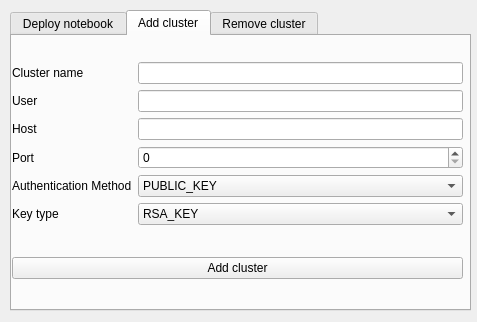
Before: the Qt Designer form widgets_templates/gui.ui in intdata-bsc/idact-gui, drawn with Qt 5.
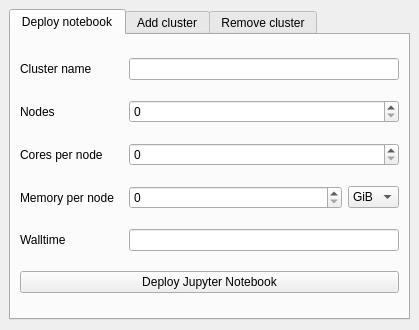
After: the same form once the commit is applied. The open tabs and pages were chosen to show the change.

Commit message: Refactor GUI template and add unit button box

What changed in the file:
```diff
--- a/widgets_templates/gui.ui
+++ b/widgets_templates/gui.ui
@@ -6,267 +6,232 @@
    <rect>
     <x>0</x>
     <y>0</y>
-    <width>477</width>
-    <height>322</height>
+    <width>419</width>
+    <height>330</height>
    </rect>
   </property>
   <property name="windowTitle">
-   <string>Form</string>
+   <string>Idact GUI</string>
   </property>
-  <widget class="QWidget" name="verticalLayoutWidget">
+  <widget class="QTabWidget" name="tabWidget">
    <property name="geometry">
     <rect>
-     <x>10</x>
-     <y>10</y>
-     <width>461</width>
-     <height>301</height>
+     <x>9</x>
+     <y>9</y>
+     <width>401</width>
+     <height>311</height>
     </rect>
    </property>
-   <layout class="QVBoxLayout" name="verticalLayout">
-    <item>
-     <widget class="QTabWidget" name="Tab">
       <property name="currentIndex">
        <number>0</number>
       </property>
-      <property name="tabBarAutoHide">
-       <bool>false</bool>
-      </property>
       <widget class="QWidget" name="deploy_notebook_tab">
        <attribute name="title">
         <string>Deploy notebook</string>
        </attribute>
-       <widget class="QWidget" name="gridLayoutWidget_2">
-        <property name="geometry">
-         <rect>
-          <x>0</x>
-          <y>0</y>
-          <width>451</width>
-          <height>271</height>
-         </rect>
-        </property>
         <layout class="QGridLayout" name="gridLayout_2">
-         <item row="1" column="0">
+     <item row="7" column="0" colspan="4">
           <widget class="QPushButton" name="deploy_button">
            <property name="text">
             <string>Deploy Jupyter Notebook</string>
            </property>
           </widget>
          </item>
+     <item row="4" column="0">
+      <widget class="QLabel" name="memory_label">
+       <property name="text">
+        <string>Memory per node</string>
+       </property>
+      </widget>
+     </item>
          <item row="0" column="0">
-          <layout class="QHBoxLayout" name="horizontalLayout_2">
-           <item>
-            <layout class="QVBoxLayout" name="verticalLayout_4">
-             <item>
               <widget class="QLabel" name="cluster_name_deployn_label">
                <property name="text">
                 <string>Cluster name</string>
                </property>
               </widget>
              </item>
-             <item>
+     <item row="1" column="0">
               <widget class="QLabel" name="nodes_label">
                <property name="text">
                 <string>Nodes</string>
                </property>
               </widget>
              </item>
-             <item>
+     <item row="2" column="0">
               <widget class="QLabel" name="cores_label">
                <property name="text">
                 <string>Cores per node</string>
                </property>
               </widget>
              </item>
-             <item>
-              <widget class="QLabel" name="memory_label">
-               <property name="text">
-                <string>Memory per node (GiB)</string>
-               </property>
-              </widget>
-             </item>
-             <item>
+     <item row="6" column="0">
               <widget class="QLabel" name="walltime_label">
+       <property name="maximumSize">
+        <size>
+         <width>139</width>
+         <height>16777215</height>
+        </size>
+       </property>
                <property name="text">
                 <string>Walltime</string>
                </property>
               </widget>
              </item>
-            </layout>
+     <item row="4" column="3">
+      <widget class="QComboBox" name="memory_unit_box">
+       <property name="sizePolicy">
+        <sizepolicy hsizetype="Fixed" vsizetype="Fixed">
+         <horstretch>0</horstretch>
+         <verstretch>0</verstretch>
+        </sizepolicy>
+       </property>
+       <item>
+        <property name="text">
+         <string>GiB</string>
+        </property>
            </item>
            <item>
-            <layout class="QVBoxLayout" name="verticalLayout_5">
-             <item>
-              <widget class="QLineEdit" name="cluster_name_deployn_edit"/>
+        <property name="text">
+         <string>MiB</string>
+        </property>
              </item>
              <item>
-              <widget class="QSpinBox" name="nodes_edit"/>
+        <property name="text">
+         <string>TiB</string>
+        </property>
              </item>
              <item>
+        <property name="text">
+         <string>PiB</string>
+        </property>
+       </item>
+      </widget>
+     </item>
+     <item row="2" column="1" colspan="3">
               <widget class="QSpinBox" name="cores_edit"/>
              </item>
-             <item>
-              <widget class="QSpinBox" name="memory_edit"/>
-             </item>
-             <item>
+     <item row="1" column="1" colspan="3">
+      <widget class="QSpinBox" name="nodes_edit"/>
+     </item>
+     <item row="0" column="1" colspan="3">
+      <widget class="QLineEdit" name="cluster_name_deployn_edit"/>
+     </item>
+     <item row="6" column="1" colspan="3">
               <widget class="QLineEdit" name="walltime_edit"/>
              </item>
-            </layout>
-           </item>
-          </layout>
-         </item>
-        </layout>
-       </widget>
+     <item row="4" column="1" colspan="2">
+      <widget class="QSpinBox" name="memory_edit"/>
+     </item>
+    </layout>
       </widget>
       <widget class="QWidget" name="add_cluster_tab">
        <attribute name="title">
         <string>Add cluster</string>
        </attribute>
-       <widget class="QWidget" name="gridLayoutWidget">
-        <property name="geometry">
-         <rect>
-          <x>0</x>
-          <y>0</y>
-          <width>451</width>
-          <height>271</height>
-         </rect>
-        </property>
-        <layout class="QGridLayout" name="gridLayout">
-         <item row="2" column="0">
-          <widget class="QPushButton" name="add_cluster_button">
+    <layout class="QGridLayout" name="gridLayout_3">
+     <item row="6" column="2">
+      <widget class="QComboBox" name="key_type_box">
+       <item>
            <property name="text">
-            <string>Add cluster</string>
-           </property>
-          </widget>
-         </item>
-         <item row="1" column="0">
-          <layout class="QHBoxLayout" name="horizontalLayout">
+         <string>RSA_KEY</string>
+        </property>
+       </item>
+      </widget>
+     </item>
+     <item row="0" column="2">
+      <widget class="QLineEdit" name="cluster_name_addc_edit"/>
+     </item>
+     <item row="5" column="2">
+      <widget class="QComboBox" name="auth_method_box">
            <item>
-            <layout class="QVBoxLayout" name="verticalLayout_2">
+        <property name="text">
+         <string>PUBLIC_KEY</string>
+        </property>
+       </item>
              <item>
+        <property name="text">
+         <string>ASK_EVERYTIME</string>
+        </property>
+       </item>
+      </widget>
+     </item>
+     <item row="4" column="2">
+      <widget class="QSpinBox" name="port_edit"/>
+     </item>
+     <item row="6" column="1">
+      <widget class="QLabel" name="key_type_label">
+       <property name="text">
+        <string>Key type</string>
+       </property>
+      </widget>
+     </item>
+     <item row="0" column="1">
               <widget class="QLabel" name="cluster_name_addc_label">
                <property name="text">
                 <string>Cluster name</string>
                </property>
               </widget>
              </item>
-             <item>
-              <widget class="QLabel" name="user_label">
-               <property name="text">
-                <string>User</string>
-               </property>
-              </widget>
-             </item>
-             <item>
+     <item row="1" column="1">
               <widget class="QLabel" name="host_label">
                <property name="text">
                 <string>Host</string>
                </property>
               </widget>
              </item>
-             <item>
+     <item row="4" column="1">
               <widget class="QLabel" name="port_label">
                <property name="text">
                 <string>Port</string>
                </property>
               </widget>
              </item>
-             <item>
+     <item row="2" column="1">
+      <widget class="QLabel" name="user_label">
+       <property name="text">
+        <string>User</string>
+       </property>
+      </widget>
+     </item>
+     <item row="5" column="1">
               <widget class="QLabel" name="auth_method_label">
                <property name="text">
                 <string>Authentication Method</string>
                </property>
               </widget>
              </item>
-             <item>
-              <widget class="QLabel" name="key_type_label">
+     <item row="7" column="1" colspan="2">
+      <widget class="QPushButton" name="add_cluster_button">
                <property name="text">
-                <string>Key type</string>
+        <string>Add cluster</string>
                </property>
               </widget>
              </item>
-            </layout>
-           </item>
-           <item>
-            <layout class="QVBoxLayout" name="verticalLayout_3">
-             <item>
-              <widget class="QLineEdit" name="cluster_name_addc_edit"/>
-             </item>
-             <item>
-              <widget class="QLineEdit" name="user_edit"/>
-             </item>
-             <item>
+     <item row="1" column="2">
               <widget class="QLineEdit" name="host_edit"/>
              </item>
-             <item>
-              <widget class="QSpinBox" name="port_edit"/>
-             </item>
-             <item>
-              <widget class="QComboBox" name="auth_method_box">
-               <item>
-                <property name="text">
-                 <string>PUBLIC_KEY</string>
-                </property>
-               </item>
-               <item>
-                <property name="text">
-                 <string>ASK_EVERYTIME</string>
-                </property>
-               </item>
-              </widget>
-             </item>
-             <item>
-              <widget class="QComboBox" name="key_type_box">
-               <item>
-                <property name="text">
-                 <string>RSA_KEY</string>
-                </property>
-               </item>
-              </widget>
-             </item>
-            </layout>
-           </item>
-          </layout>
-         </item>
-        </layout>
-       </widget>
+     <item row="2" column="2">
+      <widget class="QLineEdit" name="user_edit"/>
+     </item>
+    </layout>
       </widget>
       <widget class="QWidget" name="remove_cluster_tab">
        <attribute name="title">
         <string>Remove cluster</string>
        </attribute>
-       <widget class="QWidget" name="gridLayoutWidget_3">
-        <property name="geometry">
-         <rect>
-          <x>0</x>
-          <y>0</y>
-          <width>451</width>
-          <height>271</height>
-         </rect>
-        </property>
-        <layout class="QGridLayout" name="gridLayout_3">
-         <item row="1" column="0">
-          <layout class="QHBoxLayout" name="horizontalLayout_3">
-           <item>
-            <layout class="QVBoxLayout" name="verticalLayout_6">
-             <item>
-              <widget class="QLabel" name="cluster_name_removec_label">
-               <property name="text">
-                <string>Cluster name</string>
-               </property>
-              </widget>
-             </item>
-            </layout>
-           </item>
-           <item>
-            <layout class="QVBoxLayout" name="verticalLayout_7">
-             <item>
+    <layout class="QGridLayout" name="gridLayout_4">
+     <item row="0" column="1">
               <widget class="QLineEdit" name="cluster_name_removec_edit"/>
              </item>
-            </layout>
-           </item>
-          </layout>
-         </item>
-         <item row="2" column="0">
+     <item row="0" column="0">
+      <widget class="QLabel" name="cluster_name_removec_label">
+       <property name="text">
+        <string>Cluster name</string>
+       </property>
+      </widget>
+     </item>
+     <item row="1" column="0" colspan="2">
           <widget class="QPushButton" name="remove_cluster_button">
            <property name="text">
             <string>Remove cluster</string>
@@ -275,10 +240,6 @@
          </item>
         </layout>
        </widget>
-      </widget>
-     </widget>
-    </item>
-   </layout>
   </widget>
  </widget>
  <resources/>
```
Lines whose indentation alone changed are shown as unchanged. The commit also changes 1 other file.
